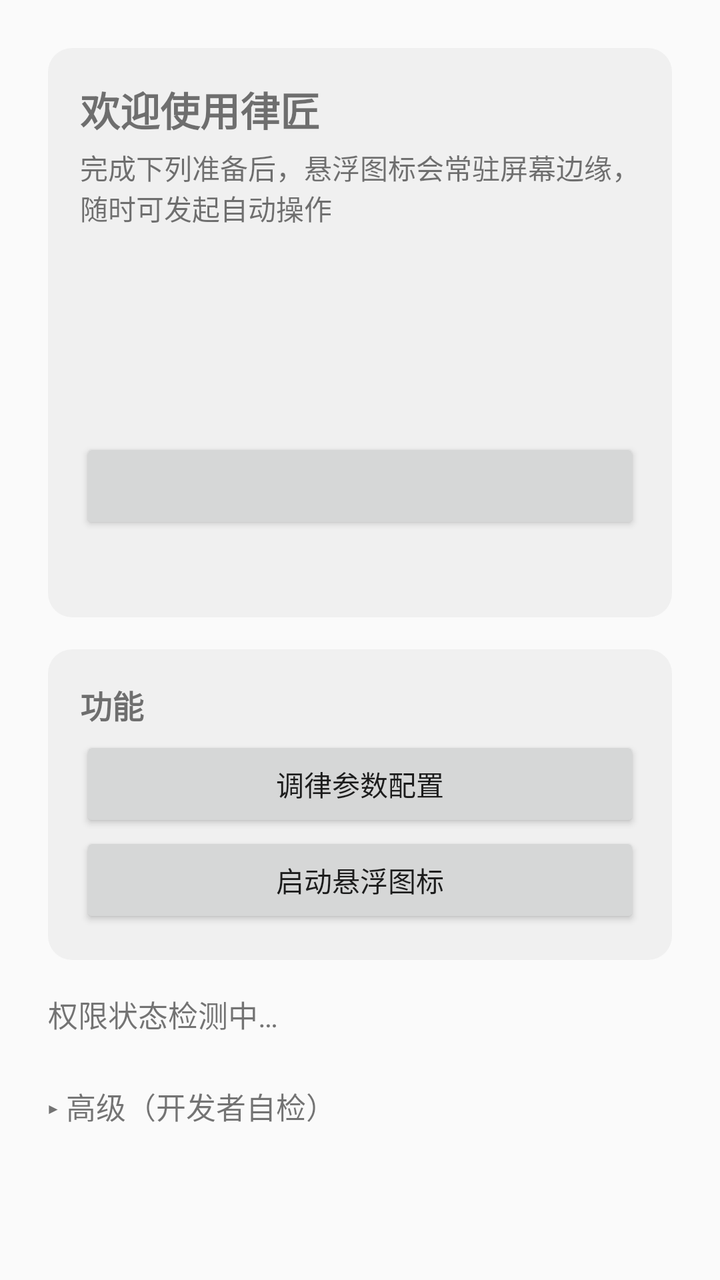
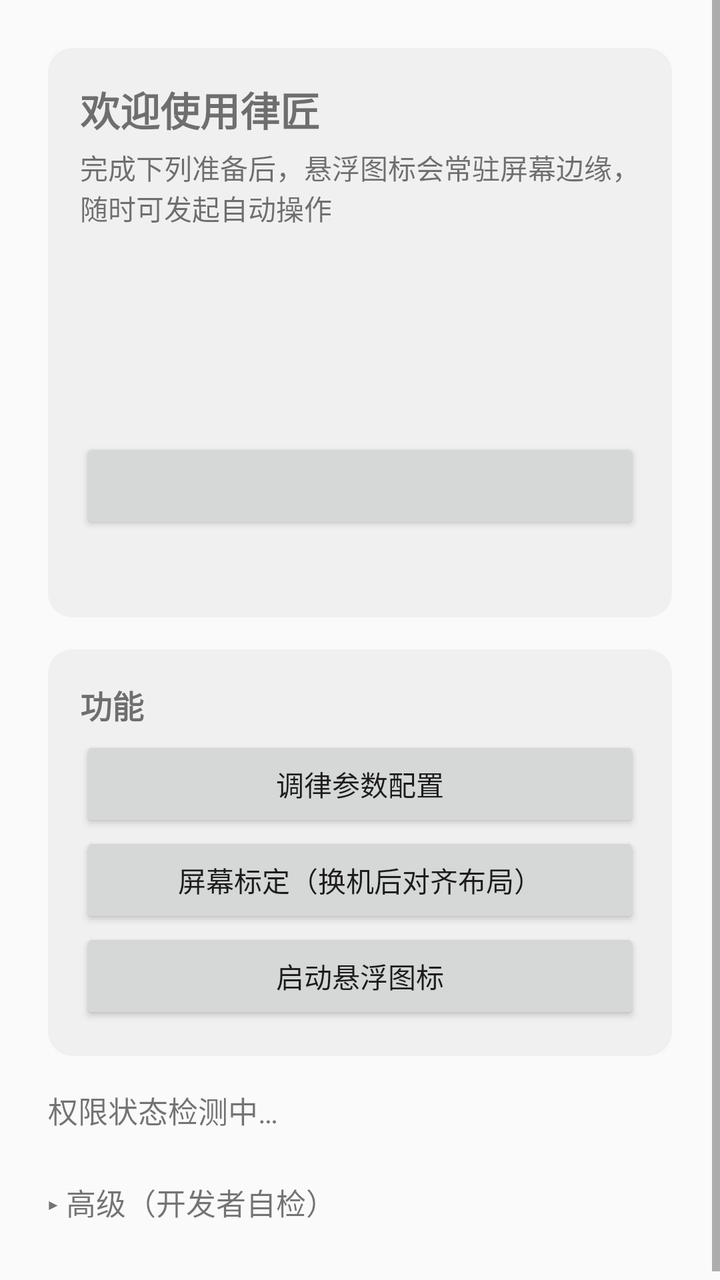

Two renders of the same Android screen: before a commit and after it. Below are the layout's source before the change and the commit's diff.
<!-- AndroidManifest.xml: application theme Theme.Lvjiang -->
<!-- res/layout/activity_main.xml -->
<?xml version="1.0" encoding="utf-8"?>
<ScrollView xmlns:android="http://schemas.android.com/apk/res/android"
    android:layout_width="match_parent"
    android:layout_height="match_parent"
    android:fitsSystemWindows="true">

    <LinearLayout
        android:layout_width="match_parent"
        android:layout_height="wrap_content"
        android:orientation="vertical"
        android:padding="24dp">

        

        <LinearLayout
            android:id="@+id/guide_card"
            android:layout_width="match_parent"
            android:layout_height="wrap_content"
            android:orientation="vertical"
            android:background="@drawable/bg_card"
            android:padding="16dp">

            <TextView
                android:id="@+id/guide_title"
                android:layout_width="match_parent"
                android:layout_height="wrap_content"
                android:text="@string/guide_title"
                android:textSize="20sp"
                android:textStyle="bold"
                android:paddingBottom="4dp" />

            <TextView
                android:id="@+id/guide_subtitle"
                android:layout_width="match_parent"
                android:layout_height="wrap_content"
                android:text="@string/guide_subtitle"
                android:textSize="14sp"
                android:paddingBottom="16dp" />

            <TextView
                android:id="@+id/check_a11y"
                android:layout_width="match_parent"
                android:layout_height="wrap_content"
                android:textSize="15sp"
                android:paddingBottom="6dp" />

            <TextView
                android:id="@+id/check_overlay"
                android:layout_width="match_parent"
                android:layout_height="wrap_content"
                android:textSize="15sp"
                android:paddingBottom="6dp" />

            <TextView
                android:id="@+id/check_notification"
                android:layout_width="match_parent"
                android:layout_height="wrap_content"
                android:textSize="15sp"
                android:paddingBottom="16dp" />

            <Button
                android:id="@+id/btn_next"
                android:layout_width="match_parent"
                android:layout_height="wrap_content"
                android:textSize="16sp" />

            <TextView
                android:id="@+id/guide_hint"
                android:layout_width="match_parent"
                android:layout_height="wrap_content"
                android:textSize="13sp"
                android:paddingTop="8dp" />

        </LinearLayout>

        

        <LinearLayout
            android:id="@+id/features_section"
            android:layout_width="match_parent"
            android:layout_height="wrap_content"
            android:orientation="vertical"
            android:background="@drawable/bg_card"
            android:padding="16dp"
            android:layout_marginTop="16dp"
            android:layout_marginBottom="16dp">

            <TextView
                android:layout_width="match_parent"
                android:layout_height="wrap_content"
                android:text="@string/section_features"
                android:textSize="16sp"
                android:textStyle="bold"
                android:paddingBottom="4dp" />

            <Button
                android:id="@+id/btn_tuning_config"
                android:layout_width="match_parent"
                android:layout_height="wrap_content"
                android:text="@string/btn_tuning_config" />

            <Button
                android:id="@+id/btn_float_toggle"
                android:layout_width="match_parent"
                android:layout_height="wrap_content"
                android:text="@string/btn_start_float" />

        </LinearLayout>

        

        <TextView
            android:id="@+id/status_text"
            android:layout_width="match_parent"
            android:layout_height="wrap_content"
            android:text="@string/status_placeholder"
            android:textSize="15sp"
            android:paddingBottom="16dp" />

        

        <TextView
            android:id="@+id/advanced_toggle"
            android:layout_width="match_parent"
            android:layout_height="wrap_content"
            android:text="@string/advanced_collapsed"
            android:textSize="15sp"
            android:paddingTop="8dp"
            android:paddingBottom="8dp" />

        <LinearLayout
            android:id="@+id/advanced_panel"
            android:layout_width="match_parent"
            android:layout_height="wrap_content"
            android:orientation="vertical"
            android:visibility="gone">

            <Button
                android:id="@+id/btn_overlay"
                android:layout_width="match_parent"
                android:layout_height="wrap_content"
                android:text="@string/btn_overlay" />

            <Button
                android:id="@+id/btn_a11y"
                android:layout_width="match_parent"
                android:layout_height="wrap_content"
                android:text="@string/btn_a11y" />

            <Button
                android:id="@+id/btn_shizuku"
                android:layout_width="match_parent"
                android:layout_height="wrap_content"
                android:text="@string/btn_shizuku" />

            <Button
                android:id="@+id/btn_notification"
                android:layout_width="match_parent"
                android:layout_height="wrap_content"
                android:text="@string/btn_notification" />

            <Button
                android:id="@+id/btn_test_shell"
                android:layout_width="match_parent"
                android:layout_height="wrap_content"
                android:text="@string/btn_test_shell" />

            <Button
                android:id="@+id/btn_test_python"
                android:layout_width="match_parent"
                android:layout_height="wrap_content"
                android:text="@string/btn_test_python" />

            
            <Button
                android:id="@+id/btn_test_click"
                android:layout_width="match_parent"
                android:layout_height="wrap_content"
                android:text="@string/btn_test_click" />

        </LinearLayout>

    </LinearLayout>
</ScrollView>
<!-- resources referenced by this layout -->
<resources>
  <!-- drawable bg_card (drawable) -->
  <?xml version="1.0" encoding="utf-8"?>
  <shape xmlns:android="http://schemas.android.com/apk/res/android"
      android:shape="rectangle">
      <corners android:radius="12dp" />
      <solid android:color="#14808080" />
  </shape>
  <string name="advanced_collapsed">▸ 高级（开发者自检）</string>
  <string name="btn_a11y">2. 开启无障碍服务（必需）</string>
  <string name="btn_notification">4. 授予通知权限</string>
  <string name="btn_overlay">1. 授予悬浮窗权限</string>
  <string name="btn_shizuku">3. 授予 Shizuku 权限（可选）</string>
  <string name="btn_start_float">启动悬浮图标</string>
  <string name="btn_test_click">自检：点击回显</string>
  <string name="btn_test_python">自检：Python 运行时</string>
  <string name="btn_test_shell">自检：shell 通道（id）</string>
  <string name="btn_tuning_config">调律参数配置</string>
  <string name="guide_subtitle">完成下列准备后，悬浮图标会常驻屏幕边缘，随时可发起自动操作</string>
  <string name="guide_title">欢迎使用律匠</string>
  <string name="section_features">功能</string>
  <string name="status_placeholder">权限状态检测中…</string>
  <style name="Theme.Lvjiang" parent="Theme.AppCompat.DayNight.NoActionBar" />
</resources>

<!-- the commit's change to res/layout/activity_main.xml (unified diff, before → after) -->
@@ -100,6 +100,12 @@
                 android:text="@string/btn_tuning_config" />
 
             <Button
+                android:id="@+id/btn_calib"
+                android:layout_width="match_parent"
+                android:layout_height="wrap_content"
+                android:text="@string/btn_calib" />
+
+            <Button
                 android:id="@+id/btn_float_toggle"
                 android:layout_width="match_parent"
                 android:layout_height="wrap_content"
<!-- resource entries referenced after the edit -->
@@ -9,6 +9,7 @@
   </shape>
   <string name="advanced_collapsed">▸ 高级（开发者自检）</string>
   <string name="btn_a11y">2. 开启无障碍服务（必需）</string>
+  <string name="btn_calib">屏幕标定（换机后对齐布局）</string>
   <string name="btn_notification">4. 授予通知权限</string>
   <string name="btn_overlay">1. 授予悬浮窗权限</string>
   <string name="btn_shizuku">3. 授予 Shizuku 权限（可选）</string>
